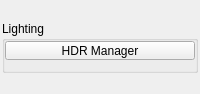
Above: tentacle/ui/lighting.ui from m3trik/tentacle before the change. Below: the same form after it.
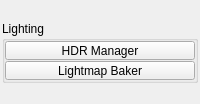
That is the form after the change. Custom widgets are drawn as their Qt base class.

Commit message:
feat(slots): wire Lightmap Baker + Arnold Bridge launch buttons; promote UV lambdas to slots
Lighting b001 launches the new mayatk Lightmap Baker; Materials b026 launches
the new Arnold Bridge (added to the Conversion submenu). UV editor / RizomUV
bridge inline lambdas promoted to named b031/b032 slots so they are testable and
reset-aware. test_lighting pins both lighting launch keys.

```diff
--- a/tentacle/ui/lighting.ui
+++ b/tentacle/ui/lighting.ui
@@ -115,6 +115,28 @@
            </property>
           </widget>
          </item>
+         <item>
+          <widget class="PushButton" name="b001">
+           <property name="minimumSize">
+            <size>
+             <width>0</width>
+             <height>19</height>
+            </size>
+           </property>
+           <property name="maximumSize">
+            <size>
+             <width>16777215</width>
+             <height>19</height>
+            </size>
+           </property>
+           <property name="toolTip">
+            <string>Bake scene lighting into textures for game engines (Unity).</string>
+           </property>
+           <property name="text">
+            <string>Lightmap Baker</string>
+           </property>
+          </widget>
+         </item>
          <item>
           <spacer name="verticalSpacer">
            <property name="orientation">
```
The commit also changes 10 other files.
